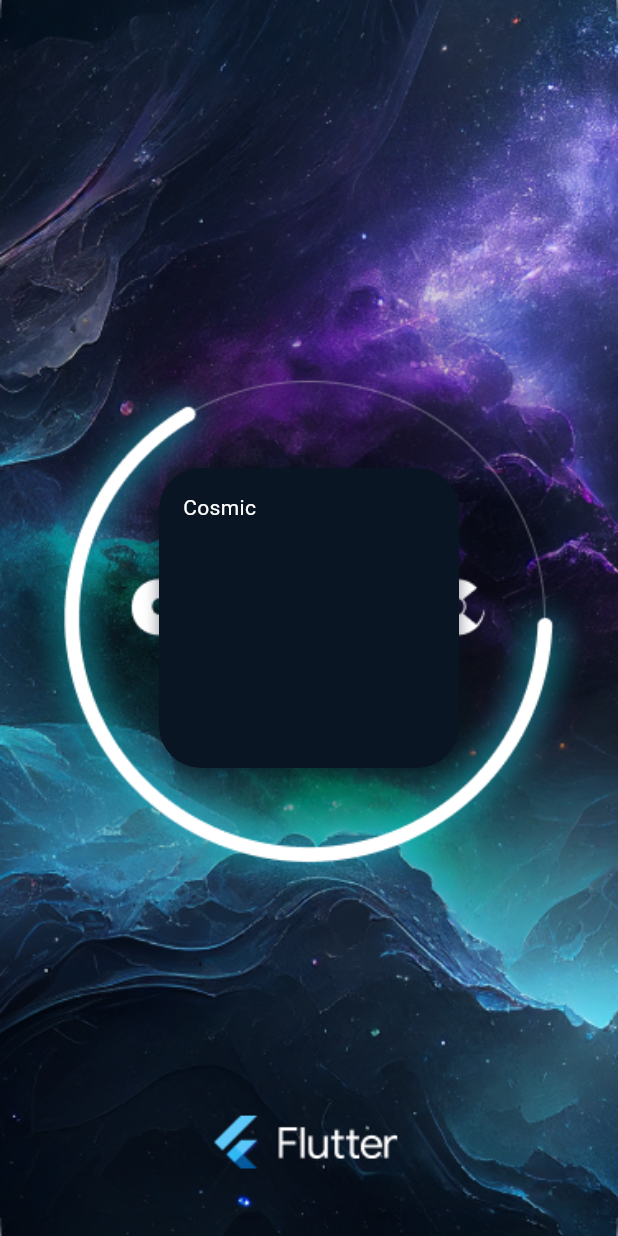
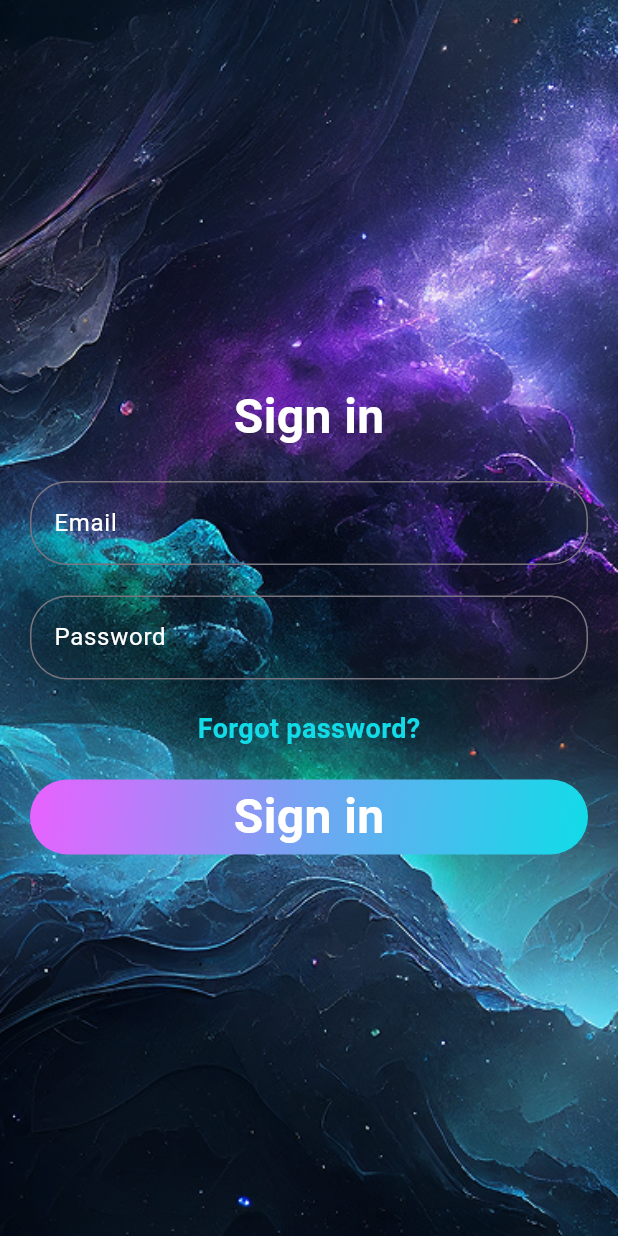
Before and after one commit to hajarhassan001/cosmic, a Flutter app: the screen it shows after launch, on a phone screen of 412 x 824 dp. Run offline on Flutter 3.47's test engine with Material 3 defaults, Android fonts, the phone set to English and light mode, and no system bars; our stand-ins replace bloc, firebase_core, flutter_bloc; accounts and stored records are empty.

Commit message:
Add auth module with login and signup screens, custom widgets, and update app styling

```diff
--- a/lib/core/routing/routes.dart
+++ b/lib/core/routing/routes.dart
@@ -1,6 +1,6 @@
 class Routes {
   static const String loginScreen = "/login_screen";
-  static const String registerScreen = "/register_screen";
+  static const String signUpScreen = "/SignUp_Screen";
   static const String profileScreen = "/profile_screen";
   static const String homeScreen = "/home_screen";
   static const String onboarding1 = "/onboarding1";
--- a/lib/core/theme/app_colors.dart
+++ b/lib/core/theme/app_colors.dart
@@ -6,4 +6,9 @@ class AppColor {
 
   static const Color textPrimary = Colors.white;
   static const Color textSecondary = Color(0xFF6C737A);
+
+  static const Color buttonColor1 = Color(0xFFE961FF);
+  static const Color buttonColor2 = Color(0xFF72A5F2);
+
+
 }
--- a/lib/core/theme/app_text_style.dart
+++ b/lib/core/theme/app_text_style.dart
@@ -25,4 +25,9 @@ class AppTextStyles {
     fontWeight: FontWeight.bold,
     color: AppColor.textPrimary,
   );
+  static const TextStyle h4bold18 = TextStyle(
+    fontSize: 18,
+    fontWeight: FontWeight.bold,
+    color: AppColor.primaryColor,
+  );
 }
--- /dev/null
+++ b/lib/features/auth/log_in/log_in_screen.dart
@@ -0,0 +1,73 @@
+import 'package:cosmic/core/extentions/context_extention.dart';
+import 'package:cosmic/core/theme/app_colors.dart';
+import 'package:cosmic/core/theme/app_text_style.dart';
+import 'package:cosmic/features/auth/widgets/custoum_button.dart';
+import 'package:cosmic/features/auth/widgets/custoum_filed.dart';
+import 'package:flutter/material.dart';
+
+class LogInScreen extends StatelessWidget {
+  LogInScreen({super.key});
+    TextEditingController emailcontroler=TextEditingController();
+    TextEditingController passwordcontroler=TextEditingController();
+
+  @override
+
+  Widget build(BuildContext context) {
+     final size = context.media.size;
+    final width = size.width;
+    final height = size.height;
+    return Scaffold(
+      body: Stack(
+        children: [
+
+          Container(
+            width: width,
+            height: height,
+            decoration: BoxDecoration(
+              image: DecorationImage(
+                image: AssetImage('assets/images/BG.png'),
+                fit: BoxFit.cover,
+              ),
+            ),
+          ),
+            Column(
+              mainAxisAlignment: MainAxisAlignment.start,
+              children: [
+                Spacer(),
+                Text('Sign in', style: AppTextStyles.h1bold32),
+                SizedBox(height: height * 20 / 812),
+                CustoumFiled(
+                  controller: emailcontroler,
+                  label: 'Email',
+                  obscureText: false,
+                  padding: const EdgeInsets.only(left: 20, right: 20),
+                ),
+                SizedBox(height: height * 20 / 812),
+                CustoumFiled(
+                  controller: passwordcontroler,
+                  label: 'Password',
+                  obscureText: true,
+                  padding: const EdgeInsets.only(left: 20, right: 20),
+
+                ),
+                SizedBox(height: height * 20 / 812),
+                Text('Forgot password?', style: AppTextStyles.h4bold18),
+                SizedBox(height: height * 20 / 812),
+                GradientButton(
+                  text: 'Sign in',
+                  colors: [
+                    AppColor.buttonColor1,
+                    AppColor.buttonColor2,
+                    AppColor.primaryColor,
+                  ],
+                  onPressed: () {},
+                ),
+                Spacer(),
+              ],
+            ),
+
+        ],
+      ),
+    );
+  }
+}
--- /dev/null
+++ b/lib/features/auth/sign_up/sign_up_screen.dart
@@ -0,0 +1,10 @@
+import 'package:flutter/material.dart';
+
+class SignUpScreen extends StatelessWidget {
+  const SignUpScreen({super.key});
+
+  @override
+  Widget build(BuildContext context) {
+    return Scaffold();
+  }
+}
--- /dev/null
+++ b/lib/features/auth/widgets/custoum_button.dart
@@ -0,0 +1,46 @@
+import 'package:cosmic/core/theme/app_text_style.dart';
+import 'package:flutter/material.dart';
+
+class GradientButton extends StatelessWidget {
+  final String text;
+  final VoidCallback onPressed;
+  final List<Color> colors;
+
+  const GradientButton({
+    super.key,
+    required this.text,
+    required this.onPressed,
+    required this.colors,
+  });
+
+  @override
+  Widget build(BuildContext context) {
+    final width = MediaQuery.of(context).size.width;
+
+    return Align(
+      alignment: Alignment.center,
+      child: Container(
+        width: width - 40,
+        height: 50,
+        decoration: BoxDecoration(
+          borderRadius: BorderRadius.circular(25),
+          gradient: LinearGradient(
+            colors: colors,
+            begin: Alignment.topLeft,
+            end: Alignment.bottomRight,
+          ),
+        ),
+        child: InkWell(
+          borderRadius: BorderRadius.circular(25),
+          onTap: onPressed,
+          child: Center(
+            child: Text(
+              text,
+              style: AppTextStyles.h1bold32,
+            ),
+          ),
+        ),
+      ),
+    );
+  }
+}
--- /dev/null
+++ b/lib/features/auth/widgets/custoum_filed.dart
@@ -0,0 +1,49 @@
+import 'package:cosmic/core/theme/app_colors.dart';
+import 'package:flutter/material.dart';
+
+class CustoumFiled extends StatelessWidget {
+  final TextEditingController controller;
+  final String label;
+  final bool obscureText;
+  final EdgeInsetsGeometry? padding;
+
+  CustoumFiled({
+    super.key,
+    required this.label,
+    required this.obscureText,
+    required this.controller,
+    this.padding,
+  });
+
+  @override
+  Widget build(BuildContext context) {
+    Widget textField = TextField(
+      controller: controller,
+      obscureText: obscureText,
+      decoration: InputDecoration(
+        labelText: label,
+        labelStyle: TextStyle( color: AppColor.textPrimary),
+        border: OutlineInputBorder(
+          borderRadius: BorderRadius.horizontal(
+            left: Radius.circular(25),
+            right: Radius.circular(25),
+          ),
+          borderSide: BorderSide(
+            color: AppColor.textPrimary,
+            width: 1,
+          ),
+        ),
+      ),
+    );
+
+
+    if (padding != null) {
+      return Padding(
+        padding: padding!,
+        child: textField,
+      );
+    } else {
+      return textField;
+    }
+  }
+}
--- a/lib/main.dart
+++ b/lib/main.dart
@@ -1,8 +1,9 @@
 import 'package:cosmic/core/routing/app_router.dart';
+import 'package:cosmic/features/auth/log_in/log_in_screen.dart';
 import 'package:cosmic/features/home/presentation/cubit/home_cubit.dart';
 import 'package:cosmic/features/splash/splash_screen.dart';
 import 'package:flutter/material.dart';
-import 'package:flutter_bloc/flutter_bloc.dart';
+ import 'package:flutter_bloc/flutter_bloc.dart';
 
 void main() {
   runApp(const MyApp());
@@ -13,14 +14,18 @@ class MyApp extends StatelessWidget {
 
   @override
   Widget build(BuildContext context) {
-    return MultiBlocProvider(
-      providers: [BlocProvider<HomeCubit>(create: (context) => HomeCubit())],
+    // return MultiBlocProvider(
+    //   providers: [BlocProvider<HomeCubit>(create: (context) => HomeCubit())],
 
-      child: MaterialApp(
-        onGenerateRoute: AppRouter.generateRoute,
+    //   child: MaterialApp(
+    //     onGenerateRoute: AppRouter.generateRoute,
 
-        home: const SplashScreen(),
-      ),
+    //     home: const SplashScreen(),
+    //   ),
+    // );
+    return MaterialApp(
+      home: LogInScreen(),
     );
+
   }
 }
--- a/pubspec.yaml
+++ b/pubspec.yaml
@@ -35,6 +35,8 @@ dependencies:
   # Use with the CupertinoIcons class for iOS style icons.
   cupertino_icons: ^1.0.8
   flutter_bloc: ^9.1.1
+  firebase_core: ^4.0.0
+  firebase_auth: ^6.0.1
 
 dev_dependencies:
   flutter_test:
```
Also changed, not shown: assets/images/BG.png (added), firebase.json (added), lib/firebase_options.dart (added), pubspec.lock, 6 other files.
